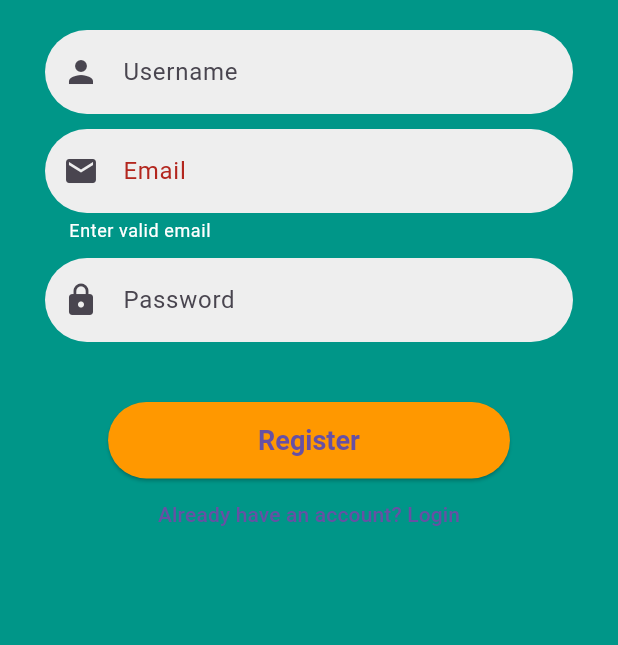
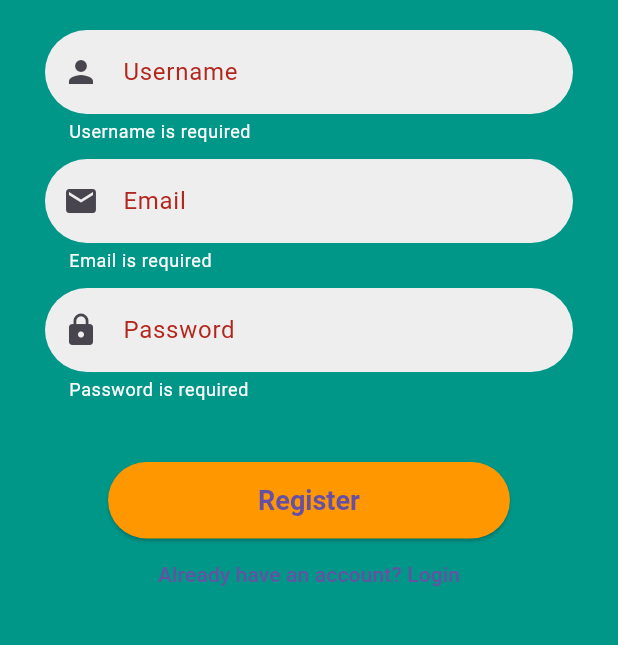
Before and after one commit to GThashan/E_Flutter, a Flutter app: the RegisterPage screen opened directly, after a tap on "Register", on a phone screen of 412 x 824 dp, the part 495-1140 px from its top. Run offline on Flutter 3.47's test engine with Material 3 defaults, Android fonts, the phone set to English and light mode, and no system bars.

Commit message:
register page error fix

```diff
--- a/lib/config.dart
+++ b/lib/config.dart
@@ -1,2 +1,2 @@
-final url = 'http://192.168.8.144:3001/api';
-final registration = url + "/register";
+final url = 'http://192.168.8.144:3001/api/';
+final registration = url + "register";
--- a/lib/register_page.dart
+++ b/lib/register_page.dart
@@ -2,6 +2,7 @@ import 'dart:convert';
 import 'package:flutter/material.dart';
 import 'login_page.dart';
 import 'package:http/http.dart' as http;
+
 import 'config.dart';
 
 class RegisterPage extends StatefulWidget {
@@ -19,6 +20,7 @@ class _RegisterPageState extends State<RegisterPage> {
     if (usernameController.text.isNotEmpty &&
         emailController.text.isNotEmpty &&
         passwordController.text.isNotEmpty) {
+
       var regBody = {
         "username": usernameController.text,
         "email": emailController.text,
@@ -26,13 +28,17 @@ class _RegisterPageState extends State<RegisterPage> {
       };
 
       try {
+        var headers = {"Content-Type": "application/json"};
         var response = await http.post(
           Uri.parse(registration),
-          headers: {"Content-Type": "application/json"},
+          headers: headers,
           body: jsonEncode(regBody),
         );
+          print("Sending request to: $registration");
+          print("Headers: $headers");
+          print("Request body: ${jsonEncode(regBody)}");
 
-        if (response.statusCode == 200) {
+        if (response.statusCode == 201) {
           var jsonResponse = jsonDecode(response.body);
           if (jsonResponse['status']) {
             Navigator.push(
@@ -73,6 +79,8 @@ class _RegisterPageState extends State<RegisterPage> {
               TextField(
                 controller: usernameController,
                 decoration: InputDecoration(
+                  errorStyle: TextStyle(color: Colors.white),
+                  errorText: _isNotValidate ? "Username is required" : null,
                   labelText: "Username",
                   prefixIcon: Icon(Icons.person),
                   filled: true,
@@ -87,10 +95,10 @@ class _RegisterPageState extends State<RegisterPage> {
               SizedBox(height: 10),
               TextField(
                 controller: emailController,
-                keyboardType: TextInputType.emailAddress,
+                keyboardType: TextInputType.text,
                 decoration: InputDecoration(
                   errorStyle: TextStyle(color: Colors.white),
-                  errorText: _isNotValidate ? "Enter valid email" : null,
+                  errorText: _isNotValidate ? "Email is required" : null,
                   labelText: "Email",
                   prefixIcon: Icon(Icons.email),
                   filled: true,
@@ -105,6 +113,8 @@ class _RegisterPageState extends State<RegisterPage> {
               TextField(
                 controller: passwordController,
                 decoration: InputDecoration(
+                    errorStyle: TextStyle(color: Colors.white),
+                  errorText: _isNotValidate ? "Password is required" : null,
                   labelText: "Password",
                   prefixIcon: Icon(Icons.lock),
                   filled: true,
@@ -114,7 +124,7 @@ class _RegisterPageState extends State<RegisterPage> {
                     borderSide: BorderSide.none,
                   ),
                 ),
-                obscureText: true,
+                // obscureText: true,
               ),
               SizedBox(height: 40),
               ElevatedButton(
--- a/pubspec.yaml
+++ b/pubspec.yaml
@@ -35,6 +35,7 @@ dependencies:
   # Use with the CupertinoIcons class for iOS style icons.
   cupertino_icons: ^1.0.8
   http: ^1.3.0
+  dio: ^5.8.0+1
 
 dev_dependencies:
   flutter_test:
```
Also changed, not shown: pubspec.lock.
